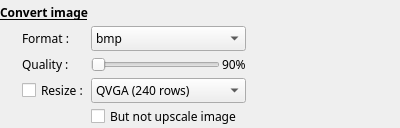
Above: src/ffDiaporamaMMFiler/wgt_JobConvertImage.ui from boenki/ffdiaporama before the change. Below: the same form after it.
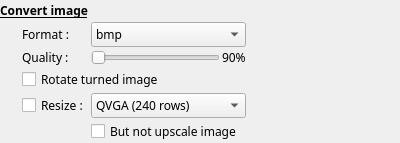
That is the form after the change.

Diff of the .ui file:
```diff
--- a/src/ffDiaporamaMMFiler/wgt_JobConvertImage.ui
+++ b/src/ffDiaporamaMMFiler/wgt_JobConvertImage.ui
@@ -80,7 +80,7 @@
      </property>
     </widget>
    </item>
-   <item row="6" column="2">
+   <item row="7" column="2">
     <widget class="QComboBox" name="RescalCombo">
      <property name="sizePolicy">
       <sizepolicy hsizetype="Preferred" vsizetype="Fixed">
@@ -150,14 +150,14 @@
      </item>
     </widget>
    </item>
-   <item row="6" column="1">
+   <item row="7" column="1">
     <widget class="QCheckBox" name="RescalCB">
      <property name="text">
       <string>Resize :</string>
      </property>
     </widget>
    </item>
-   <item row="7" column="2">
+   <item row="8" column="2">
     <widget class="QCheckBox" name="DontUpscaleCB">
      <property name="sizePolicy">
       <sizepolicy hsizetype="Expanding" vsizetype="Fixed">
@@ -251,6 +251,13 @@
      </property>
     </widget>
    </item>
+   <item row="6" column="1" colspan="2">
+    <widget class="QCheckBox" name="RotateCB">
+     <property name="text">
+      <string>Rotate turned image</string>
+     </property>
+    </widget>
+   </item>
   </layout>
  </widget>
  <tabstops>
```
